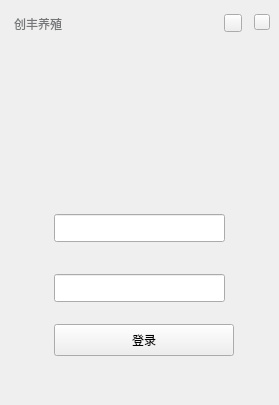
Before: the Qt Designer form ChuangfengDesktop/LoginQWidget.ui in asdlei99/chuangfengdesktop, drawn with Qt 5.
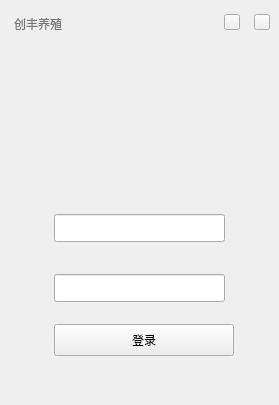
After: the same form once the commit is applied.

```diff
--- a/ChuangfengDesktop/LoginQWidget.ui
+++ b/ChuangfengDesktop/LoginQWidget.ui
@@ -225,8 +225,8 @@
        <rect>
         <x>220</x>
         <y>10</y>
-        <width>18</width>
-        <height>18</height>
+        <width>16</width>
+        <height>16</height>
        </rect>
       </property>
       <property name="text">
```
